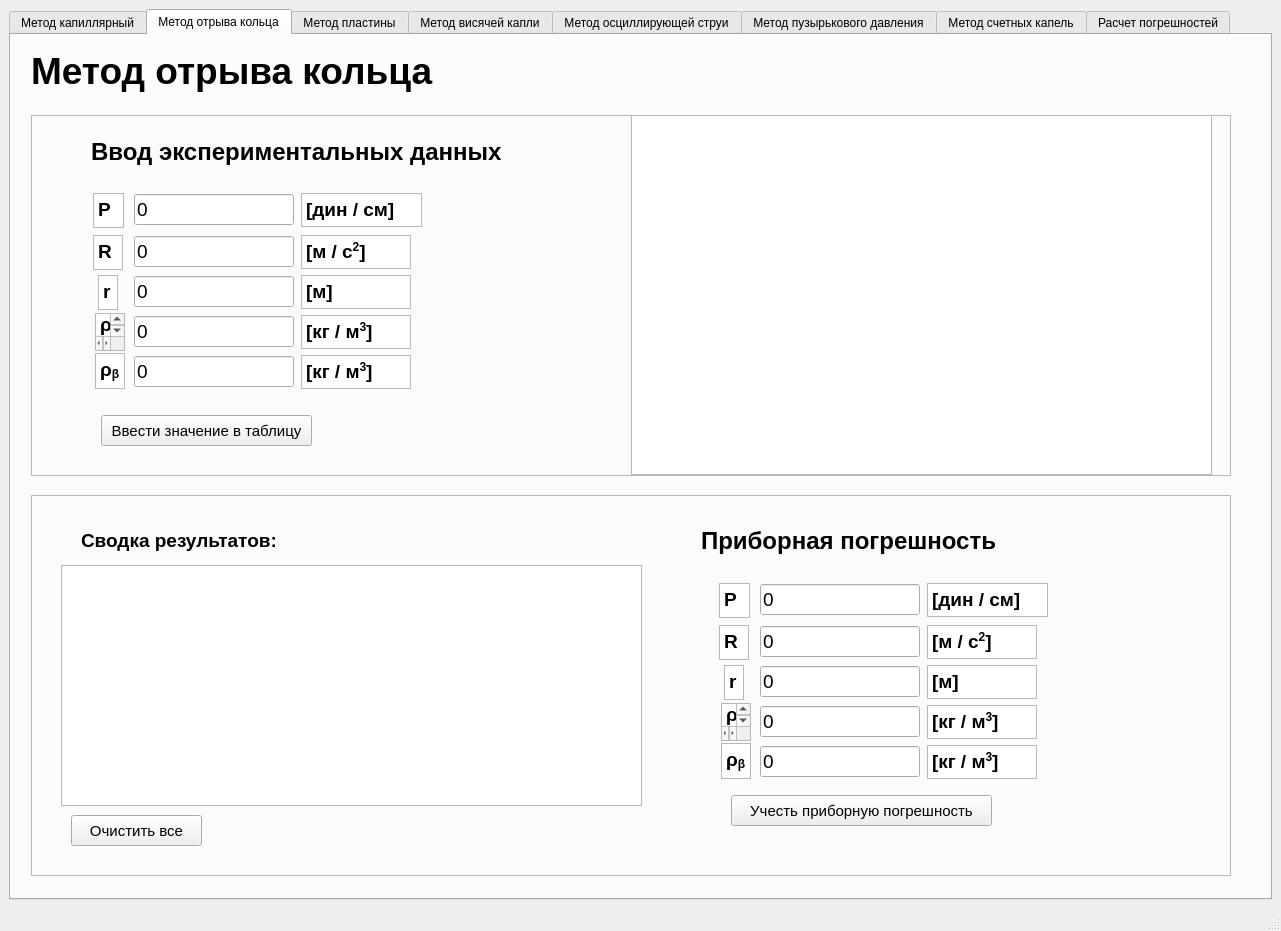
Above: main_components/interface.ui from AzaFarr/lab_interface before the change. Below: the same form after it.
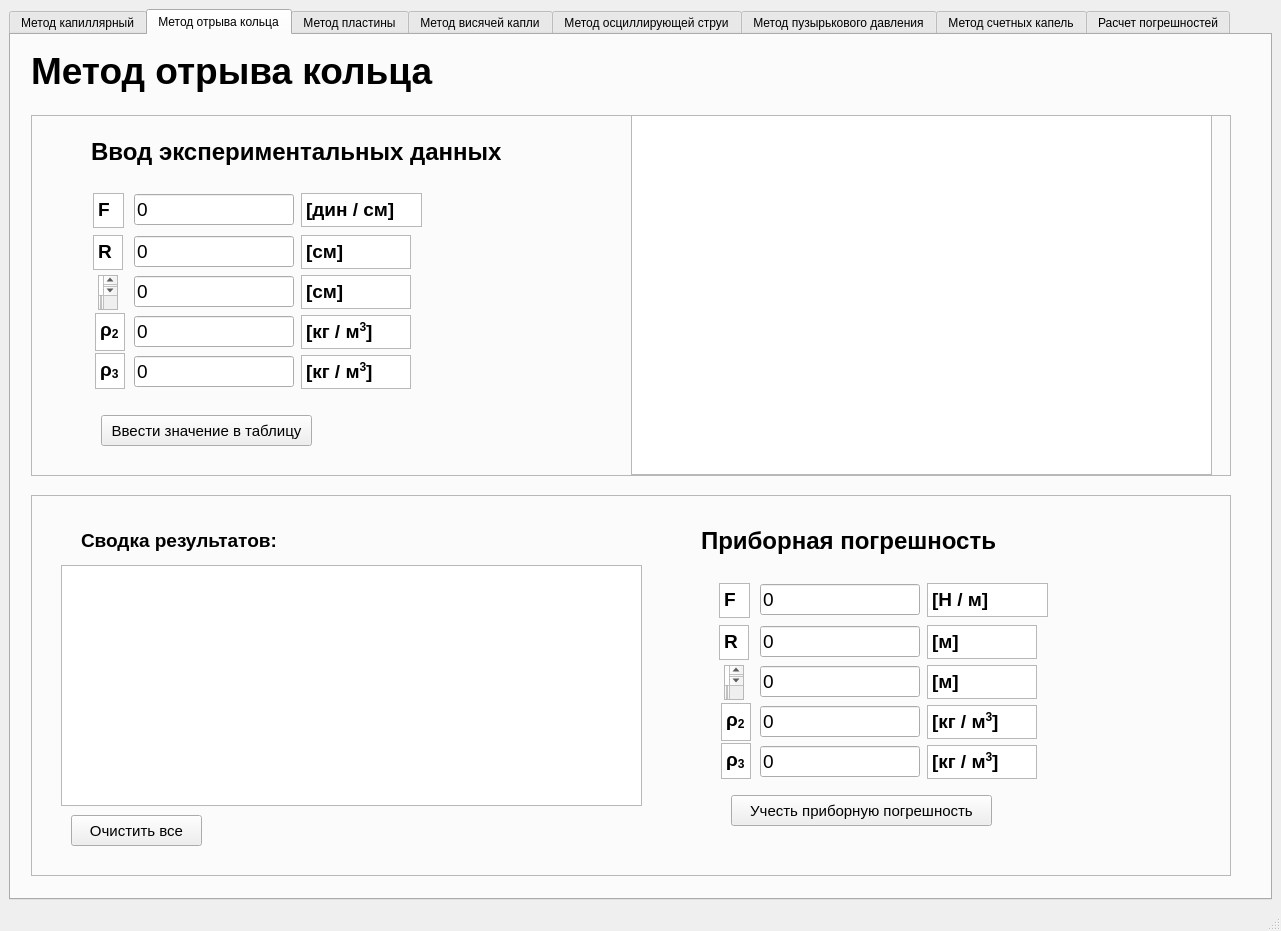
That is the form after the change. The open tabs and pages were chosen to show the change. Icons and pictures are not drawn. Custom widgets are drawn as their Qt base class.

```diff
--- a/main_components/interface.ui
+++ b/main_components/interface.ui
@@ -792,7 +792,7 @@
 &lt;html&gt;&lt;head&gt;&lt;meta name=&quot;qrichtext&quot; content=&quot;1&quot; /&gt;&lt;style type=&quot;text/css&quot;&gt;
 p, li { white-space: pre-wrap; }
 &lt;/style&gt;&lt;/head&gt;&lt;body style=&quot; font-family:'MS Shell Dlg 2'; font-size:8.25pt; font-weight:400; font-style:normal;&quot;&gt;
-&lt;p style=&quot; margin-top:0px; margin-bottom:0px; margin-left:0px; margin-right:0px; -qt-block-indent:0; text-indent:0px;&quot;&gt;&lt;span style=&quot; font-family:'Segoe UI'; font-size:14pt; font-weight:600;&quot;&gt;P&lt;/span&gt;&lt;/p&gt;&lt;/body&gt;&lt;/html&gt;</string>
+&lt;p style=&quot; margin-top:0px; margin-bottom:0px; margin-left:0px; margin-right:0px; -qt-block-indent:0; text-indent:0px;&quot;&gt;&lt;span style=&quot; font-family:'Segoe UI'; font-size:14pt; font-weight:600;&quot;&gt;F&lt;/span&gt;&lt;/p&gt;&lt;/body&gt;&lt;/html&gt;</string>
          </property>
         </widget>
         <widget class="QTextBrowser" name="textBrowser_42">
@@ -809,7 +809,7 @@
 &lt;html&gt;&lt;head&gt;&lt;meta name=&quot;qrichtext&quot; content=&quot;1&quot; /&gt;&lt;style type=&quot;text/css&quot;&gt;
 p, li { white-space: pre-wrap; }
 &lt;/style&gt;&lt;/head&gt;&lt;body style=&quot; font-family:'MS Shell Dlg 2'; font-size:8.25pt; font-weight:400; font-style:normal;&quot;&gt;
-&lt;p style=&quot; margin-top:0px; margin-bottom:0px; margin-left:0px; margin-right:0px; -qt-block-indent:0; text-indent:0px;&quot;&gt;&lt;span style=&quot; font-size:14pt; font-weight:600;&quot;&gt;[м / с&lt;/span&gt;&lt;span style=&quot; font-size:14pt; font-weight:600; vertical-align:super;&quot;&gt;2&lt;/span&gt;&lt;span style=&quot; font-size:14pt; font-weight:600;&quot;&gt;]&lt;/span&gt;&lt;/p&gt;&lt;/body&gt;&lt;/html&gt;</string>
+&lt;p style=&quot; margin-top:0px; margin-bottom:0px; margin-left:0px; margin-right:0px; -qt-block-indent:0; text-indent:0px;&quot;&gt;&lt;span style=&quot; font-size:14pt; font-weight:600;&quot;&gt;[cм]&lt;/span&gt;&lt;/p&gt;&lt;/body&gt;&lt;/html&gt;</string>
          </property>
         </widget>
         <widget class="QTextBrowser" name="textBrowser_43">
@@ -863,7 +863,7 @@
 &lt;html&gt;&lt;head&gt;&lt;meta name=&quot;qrichtext&quot; content=&quot;1&quot; /&gt;&lt;style type=&quot;text/css&quot;&gt;
 p, li { white-space: pre-wrap; }
 &lt;/style&gt;&lt;/head&gt;&lt;body style=&quot; font-family:'MS Shell Dlg 2'; font-size:8.25pt; font-weight:400; font-style:normal;&quot;&gt;
-&lt;p style=&quot; margin-top:0px; margin-bottom:0px; margin-left:0px; margin-right:0px; -qt-block-indent:0; text-indent:0px;&quot;&gt;&lt;span style=&quot; font-size:14pt; font-weight:600;&quot;&gt;[м]&lt;/span&gt;&lt;/p&gt;&lt;/body&gt;&lt;/html&gt;</string>
+&lt;p style=&quot; margin-top:0px; margin-bottom:0px; margin-left:0px; margin-right:0px; -qt-block-indent:0; text-indent:0px;&quot;&gt;&lt;span style=&quot; font-size:14pt; font-weight:600;&quot;&gt;[cм]&lt;/span&gt;&lt;/p&gt;&lt;/body&gt;&lt;/html&gt;</string>
          </property>
         </widget>
         <widget class="QTextBrowser" name="textBrowser_45">
@@ -880,7 +880,7 @@
 &lt;html&gt;&lt;head&gt;&lt;meta name=&quot;qrichtext&quot; content=&quot;1&quot; /&gt;&lt;style type=&quot;text/css&quot;&gt;
 p, li { white-space: pre-wrap; }
 &lt;/style&gt;&lt;/head&gt;&lt;body style=&quot; font-family:'MS Shell Dlg 2'; font-size:8.25pt; font-weight:400; font-style:normal;&quot;&gt;
-&lt;p style=&quot; margin-top:0px; margin-bottom:0px; margin-left:0px; margin-right:0px; -qt-block-indent:0; text-indent:0px;&quot;&gt;&lt;span style=&quot; font-family:'Segoe UI'; font-size:14pt; font-weight:600;&quot;&gt;r&lt;/span&gt;&lt;/p&gt;&lt;/body&gt;&lt;/html&gt;</string>
+&lt;p style=&quot; margin-top:0px; margin-bottom:0px; margin-left:0px; margin-right:0px; -qt-block-indent:0; text-indent:0px;&quot;&gt;&lt;span style=&quot; font-family:'Segoe UI'; font-size:14pt; font-weight:600;&quot;&gt;a&lt;/span&gt;&lt;/p&gt;&lt;/body&gt;&lt;/html&gt;</string>
          </property>
         </widget>
         <widget class="QLineEdit" name="lineEdit_21">
@@ -953,7 +953,7 @@
 &lt;html&gt;&lt;head&gt;&lt;meta name=&quot;qrichtext&quot; content=&quot;1&quot; /&gt;&lt;style type=&quot;text/css&quot;&gt;
 p, li { white-space: pre-wrap; }
 &lt;/style&gt;&lt;/head&gt;&lt;body style=&quot; font-family:'MS Shell Dlg 2'; font-size:8.25pt; font-weight:400; font-style:normal;&quot;&gt;
-&lt;p style=&quot; margin-top:0px; margin-bottom:0px; margin-left:0px; margin-right:0px; -qt-block-indent:0; text-indent:0px;&quot;&gt;&lt;span style=&quot; font-family:'Segoe UI'; font-size:14pt; font-weight:600;&quot;&gt;ρ&lt;/span&gt;&lt;span style=&quot; font-size:14pt; font-weight:600; vertical-align:sub;&quot;&gt;α&lt;/span&gt;&lt;/p&gt;&lt;/body&gt;&lt;/html&gt;</string>
+&lt;p style=&quot; margin-top:0px; margin-bottom:0px; margin-left:0px; margin-right:0px; -qt-block-indent:0; text-indent:0px;&quot;&gt;&lt;span style=&quot; font-family:'Segoe UI'; font-size:14pt; font-weight:600;&quot;&gt;ρ&lt;/span&gt;&lt;span style=&quot; font-family:'Segoe UI'; font-size:14pt; font-weight:600; vertical-align:sub;&quot;&gt;2&lt;/span&gt;&lt;/p&gt;&lt;/body&gt;&lt;/html&gt;</string>
          </property>
         </widget>
         <widget class="QLineEdit" name="lineEdit_119">
@@ -1027,7 +1027,7 @@
 &lt;html&gt;&lt;head&gt;&lt;meta name=&quot;qrichtext&quot; content=&quot;1&quot; /&gt;&lt;style type=&quot;text/css&quot;&gt;
 p, li { white-space: pre-wrap; }
 &lt;/style&gt;&lt;/head&gt;&lt;body style=&quot; font-family:'MS Shell Dlg 2'; font-size:8.25pt; font-weight:400; font-style:normal;&quot;&gt;
-&lt;p style=&quot; margin-top:0px; margin-bottom:0px; margin-left:0px; margin-right:0px; -qt-block-indent:0; text-indent:0px;&quot;&gt;&lt;span style=&quot; font-family:'Segoe UI'; font-size:14pt; font-weight:600;&quot;&gt;ρ&lt;/span&gt;&lt;span style=&quot; font-size:14pt; font-weight:600; vertical-align:sub;&quot;&gt;β&lt;/span&gt;&lt;/p&gt;&lt;/body&gt;&lt;/html&gt;</string>
+&lt;p style=&quot; margin-top:0px; margin-bottom:0px; margin-left:0px; margin-right:0px; -qt-block-indent:0; text-indent:0px;&quot;&gt;&lt;span style=&quot; font-family:'Segoe UI'; font-size:14pt; font-weight:600;&quot;&gt;ρ&lt;/span&gt;&lt;span style=&quot; font-family:'Segoe UI'; font-size:14pt; font-weight:600; vertical-align:sub;&quot;&gt;3&lt;/span&gt;&lt;/p&gt;&lt;/body&gt;&lt;/html&gt;</string>
          </property>
         </widget>
         <widget class="QTextBrowser" name="textBrowser_257">
@@ -1171,7 +1171,7 @@
 &lt;html&gt;&lt;head&gt;&lt;meta name=&quot;qrichtext&quot; content=&quot;1&quot; /&gt;&lt;style type=&quot;text/css&quot;&gt;
 p, li { white-space: pre-wrap; }
 &lt;/style&gt;&lt;/head&gt;&lt;body style=&quot; font-family:'MS Shell Dlg 2'; font-size:8.25pt; font-weight:400; font-style:normal;&quot;&gt;
-&lt;p style=&quot; margin-top:0px; margin-bottom:0px; margin-left:0px; margin-right:0px; -qt-block-indent:0; text-indent:0px;&quot;&gt;&lt;span style=&quot; font-family:'Segoe UI'; font-size:14pt; font-weight:600;&quot;&gt;r&lt;/span&gt;&lt;/p&gt;&lt;/body&gt;&lt;/html&gt;</string>
+&lt;p style=&quot; margin-top:0px; margin-bottom:0px; margin-left:0px; margin-right:0px; -qt-block-indent:0; text-indent:0px;&quot;&gt;&lt;span style=&quot; font-family:'Segoe UI'; font-size:14pt; font-weight:600;&quot;&gt;a&lt;/span&gt;&lt;/p&gt;&lt;/body&gt;&lt;/html&gt;</string>
          </property>
         </widget>
         <widget class="QTextBrowser" name="textBrowser_47">
@@ -1205,7 +1205,7 @@
 &lt;html&gt;&lt;head&gt;&lt;meta name=&quot;qrichtext&quot; content=&quot;1&quot; /&gt;&lt;style type=&quot;text/css&quot;&gt;
 p, li { white-space: pre-wrap; }
 &lt;/style&gt;&lt;/head&gt;&lt;body style=&quot; font-family:'MS Shell Dlg 2'; font-size:8.25pt; font-weight:400; font-style:normal;&quot;&gt;
-&lt;p style=&quot; margin-top:0px; margin-bottom:0px; margin-left:0px; margin-right:0px; -qt-block-indent:0; text-indent:0px;&quot;&gt;&lt;span style=&quot; font-size:14pt; font-weight:600;&quot;&gt;[дин / см]&lt;/span&gt;&lt;/p&gt;&lt;/body&gt;&lt;/html&gt;</string>
+&lt;p style=&quot; margin-top:0px; margin-bottom:0px; margin-left:0px; margin-right:0px; -qt-block-indent:0; text-indent:0px;&quot;&gt;&lt;span style=&quot; font-size:14pt; font-weight:600;&quot;&gt;[Н / м]&lt;/span&gt;&lt;/p&gt;&lt;/body&gt;&lt;/html&gt;</string>
          </property>
         </widget>
         <widget class="QTextBrowser" name="textBrowser_49">
@@ -1222,7 +1222,7 @@
 &lt;html&gt;&lt;head&gt;&lt;meta name=&quot;qrichtext&quot; content=&quot;1&quot; /&gt;&lt;style type=&quot;text/css&quot;&gt;
 p, li { white-space: pre-wrap; }
 &lt;/style&gt;&lt;/head&gt;&lt;body style=&quot; font-family:'MS Shell Dlg 2'; font-size:8.25pt; font-weight:400; font-style:normal;&quot;&gt;
-&lt;p style=&quot; margin-top:0px; margin-bottom:0px; margin-left:0px; margin-right:0px; -qt-block-indent:0; text-indent:0px;&quot;&gt;&lt;span style=&quot; font-size:14pt; font-weight:600;&quot;&gt;[м / с&lt;/span&gt;&lt;span style=&quot; font-size:14pt; font-weight:600; vertical-align:super;&quot;&gt;2&lt;/span&gt;&lt;span style=&quot; font-size:14pt; font-weight:600;&quot;&gt;]&lt;/span&gt;&lt;/p&gt;&lt;/body&gt;&lt;/html&gt;</string>
+&lt;p style=&quot; margin-top:0px; margin-bottom:0px; margin-left:0px; margin-right:0px; -qt-block-indent:0; text-indent:0px;&quot;&gt;&lt;span style=&quot; font-size:14pt; font-weight:600;&quot;&gt;[м]&lt;/span&gt;&lt;/p&gt;&lt;/body&gt;&lt;/html&gt;</string>
          </property>
         </widget>
         <widget class="QTextBrowser" name="textBrowser_258">
@@ -1256,7 +1256,7 @@
 &lt;html&gt;&lt;head&gt;&lt;meta name=&quot;qrichtext&quot; content=&quot;1&quot; /&gt;&lt;style type=&quot;text/css&quot;&gt;
 p, li { white-space: pre-wrap; }
 &lt;/style&gt;&lt;/head&gt;&lt;body style=&quot; font-family:'MS Shell Dlg 2'; font-size:8.25pt; font-weight:400; font-style:normal;&quot;&gt;
-&lt;p style=&quot; margin-top:0px; margin-bottom:0px; margin-left:0px; margin-right:0px; -qt-block-indent:0; text-indent:0px;&quot;&gt;&lt;span style=&quot; font-family:'Segoe UI'; font-size:14pt; font-weight:600;&quot;&gt;P&lt;/span&gt;&lt;/p&gt;&lt;/body&gt;&lt;/html&gt;</string>
+&lt;p style=&quot; margin-top:0px; margin-bottom:0px; margin-left:0px; margin-right:0px; -qt-block-indent:0; text-indent:0px;&quot;&gt;&lt;span style=&quot; font-family:'Segoe UI'; font-size:14pt; font-weight:600;&quot;&gt;F&lt;/span&gt;&lt;/p&gt;&lt;/body&gt;&lt;/html&gt;</string>
          </property>
         </widget>
         <widget class="QLineEdit" name="lineEdit_22">
@@ -1293,7 +1293,7 @@
 &lt;html&gt;&lt;head&gt;&lt;meta name=&quot;qrichtext&quot; content=&quot;1&quot; /&gt;&lt;style type=&quot;text/css&quot;&gt;
 p, li { white-space: pre-wrap; }
 &lt;/style&gt;&lt;/head&gt;&lt;body style=&quot; font-family:'MS Shell Dlg 2'; font-size:8.25pt; font-weight:400; font-style:normal;&quot;&gt;
-&lt;p style=&quot; margin-top:0px; margin-bottom:0px; margin-left:0px; margin-right:0px; -qt-block-indent:0; text-indent:0px;&quot;&gt;&lt;span style=&quot; font-family:'Segoe UI'; font-size:14pt; font-weight:600;&quot;&gt;ρ&lt;/span&gt;&lt;span style=&quot; font-size:14pt; font-weight:600; vertical-align:sub;&quot;&gt;α&lt;/span&gt;&lt;/p&gt;&lt;/body&gt;&lt;/html&gt;</string>
+&lt;p style=&quot; margin-top:0px; margin-bottom:0px; margin-left:0px; margin-right:0px; -qt-block-indent:0; text-indent:0px;&quot;&gt;&lt;span style=&quot; font-family:'Segoe UI'; font-size:14pt; font-weight:600;&quot;&gt;ρ&lt;/span&gt;&lt;span style=&quot; font-family:'Segoe UI'; font-size:14pt; font-weight:600; vertical-align:sub;&quot;&gt;2&lt;/span&gt;&lt;/p&gt;&lt;/body&gt;&lt;/html&gt;</string>
          </property>
         </widget>
         <widget class="QLineEdit" name="lineEdit_121">
@@ -1330,7 +1330,7 @@
 &lt;html&gt;&lt;head&gt;&lt;meta name=&quot;qrichtext&quot; content=&quot;1&quot; /&gt;&lt;style type=&quot;text/css&quot;&gt;
 p, li { white-space: pre-wrap; }
 &lt;/style&gt;&lt;/head&gt;&lt;body style=&quot; font-family:'MS Shell Dlg 2'; font-size:8.25pt; font-weight:400; font-style:normal;&quot;&gt;
-&lt;p style=&quot; margin-top:0px; margin-bottom:0px; margin-left:0px; margin-right:0px; -qt-block-indent:0; text-indent:0px;&quot;&gt;&lt;span style=&quot; font-family:'Segoe UI'; font-size:14pt; font-weight:600;&quot;&gt;ρ&lt;/span&gt;&lt;span style=&quot; font-size:14pt; font-weight:600; vertical-align:sub;&quot;&gt;β&lt;/span&gt;&lt;/p&gt;&lt;/body&gt;&lt;/html&gt;</string>
+&lt;p style=&quot; margin-top:0px; margin-bottom:0px; margin-left:0px; margin-right:0px; -qt-block-indent:0; text-indent:0px;&quot;&gt;&lt;span style=&quot; font-family:'Segoe UI'; font-size:14pt; font-weight:600;&quot;&gt;ρ&lt;/span&gt;&lt;span style=&quot; font-family:'Segoe UI'; font-size:14pt; font-weight:600; vertical-align:sub;&quot;&gt;3&lt;/span&gt;&lt;/p&gt;&lt;/body&gt;&lt;/html&gt;</string>
          </property>
         </widget>
         <widget class="QTextBrowser" name="textBrowser_261">
```
